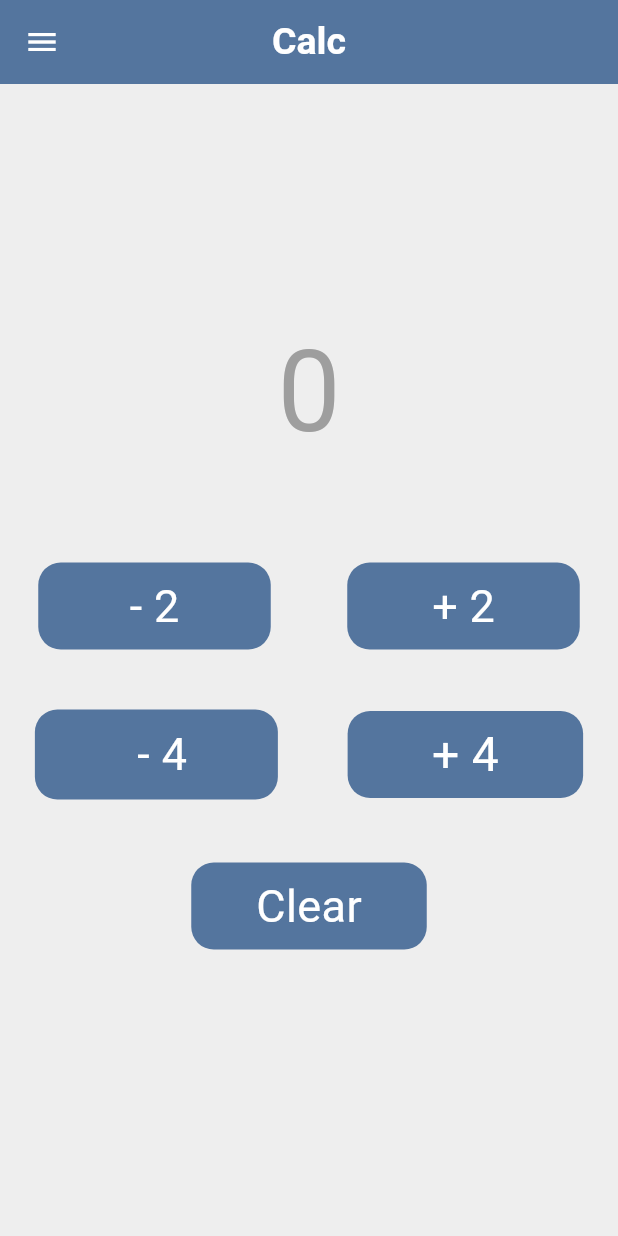
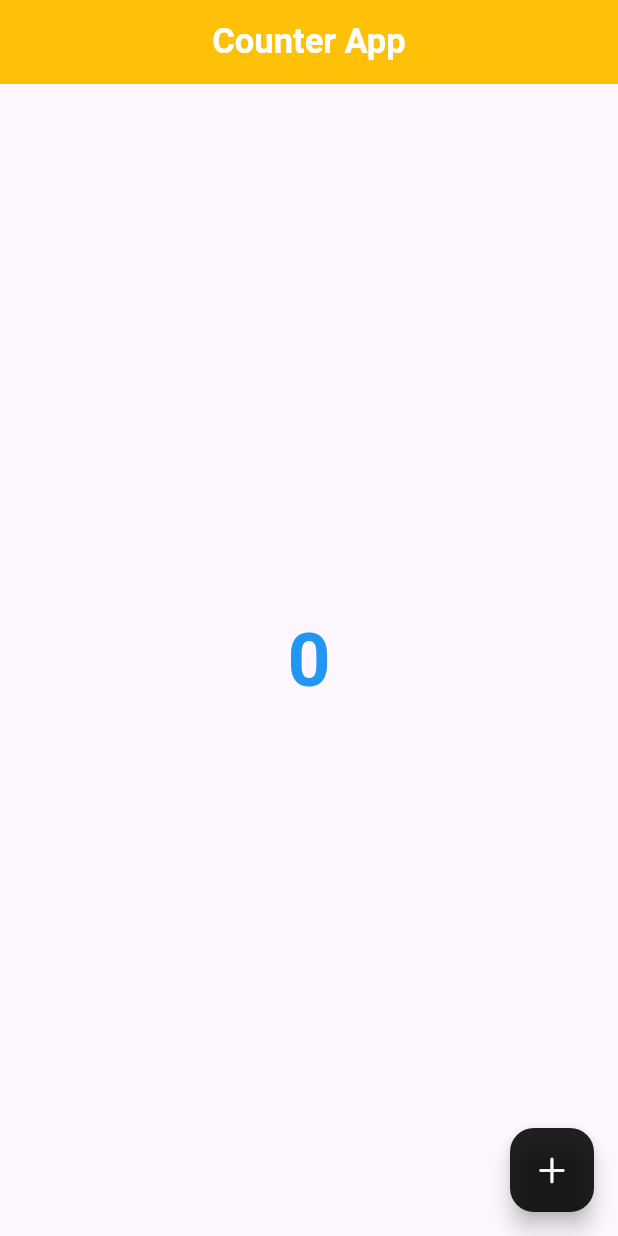
Before and after one commit to sanjuafre123/counter_app_ui, a Flutter app: the screen it shows after launch, on a phone screen of 412 x 824 dp. Run offline on Flutter 3.47's test engine with Material 3 defaults, Android fonts, the phone set to English and light mode, and no system bars.

Commit message:
08/04/2024

```diff
--- /dev/null
+++ b/lib/home/components/Calc.dart
@@ -0,0 +1 @@
+// TODO Implement this library.
--- a/lib/home/componets/Calc.dart
+++ b/lib/home/componets/Calc.dart
@@ -4,9 +4,14 @@ void main() {
   runApp(const calc());
 }
 
-class calc extends StatelessWidget {
+class calc extends StatefulWidget {
   const calc({super.key});
 
+  @override
+  State<calc> createState() => _calcState();
+}
+
+class _calcState extends State<calc> {
   @override
   Widget build(BuildContext context) {
     return const MaterialApp(
@@ -24,9 +29,9 @@ class homePage extends StatefulWidget {
 }
 
 class homePageState extends State<homePage> {
-  @override
   State<homePage> creatState() => homePageState();
 
+  @override
   Widget build(BuildContext context) {
     return SafeArea(
       child: Scaffold(
--- a/lib/home/componets/Counter_App.dart
+++ b/lib/home/componets/Counter_App.dart
@@ -1,8 +1,8 @@
+import 'package:flutter/cupertino.dart';
 import 'package:flutter/material.dart';
-import 'package:flutter/cupertino.dart';
 
 void main() {
-  runApp(CounterApp());
+  runApp(const CounterApp());
 }
 
 class CounterApp extends StatelessWidget {
@@ -24,42 +24,40 @@ class homePage extends StatefulWidget {
   State<homePage> createState() => _homePageState();
 }
 
-
-class homePageState extends State<homePage>{
-
+class _homePageState extends State<homePage> {
   @override
-  Widget build(BuildContext context){
+  Widget build(BuildContext context) {
     return SafeArea(
       child: Scaffold(
         appBar: AppBar(
           centerTitle: true,
-          title:const Text(
+          title: const Text(
             'Counter App',
-            style: TextStyle(color: Colors.black,fontSize: 25,fontWeight: FontWeight.bold),
+            style: TextStyle(
+                fontSize: 23, fontWeight: FontWeight.bold, color: Colors.white),
           ),
+          backgroundColor: Colors.amber,
         ),
-        backgroundColor: Colors.amberAccent,
         body: Center(
           child: Text(
             '$count',
-            style:const TextStyle(
-                fontWeight: FontWeight.bold,
-                fontSize: 50,
-                color: Colors.black
+            style: const TextStyle(
+              fontSize: 50,
+              fontWeight: FontWeight.bold,
+              color: Colors.amber,
             ),
           ),
         ),
         floatingActionButton: FloatingActionButton(
-          backgroundColor: Colors.black87,
+          backgroundColor: Colors.amber,
           onPressed: (){
             setState(() {
               count++;
             });
           },
-          child:const Icon(CupertinoIcons.add,color: Colors.white,),
+          child: const Icon(CupertinoIcons.add,color: Colors.white),
         ),
       ),
-
     );
   }
 }
--- a/lib/main.dart
+++ b/lib/main.dart
@@ -1,12 +1,12 @@
+import 'package:flutter/cupertino.dart';
 import 'package:flutter/material.dart';
-import 'package:flutter/cupertino.dart';
 
 void main() {
-  runApp(const calc());
+  runApp(const CounterApp());
 }
 
-class calc extends StatelessWidget {
-  const calc({super.key});
+class CounterApp extends StatelessWidget {
+  const CounterApp({super.key});
 
   @override
   Widget build(BuildContext context) {
@@ -21,183 +21,41 @@ class homePage extends StatefulWidget {
   const homePage({super.key});
 
   @override
-  State<homePage> createState() => homePageState();
+  State<homePage> createState() => _homePageState();
 }
 
-class homePageState extends State<homePage> {
+class _homePageState extends State<homePage> {
   @override
-  State<homePage> creatState() => homePageState();
-
   Widget build(BuildContext context) {
     return SafeArea(
       child: Scaffold(
         appBar: AppBar(
-        backgroundColor: const Color(0xFF54759e),
-        leading: const Icon(Icons.menu, color: Colors.white),
           centerTitle: true,
           title: const Text(
-          'Calc',
+            'Counter App',
             style: TextStyle(
-              color: Colors.white, fontSize: 25, fontWeight: FontWeight.bold),
+                fontSize: 23, fontWeight: FontWeight.bold, color: Colors.white),
           ),
+          backgroundColor: Colors.amber,
         ),
-      backgroundColor: const Color(0xFFeeeeee),
-      body: Column(
-        children: [
-          const SizedBox(height: 152),
-          Center(
+        body: Center(
           child: Text(
             '$count',
             style: const TextStyle(
-                fontSize: 75,
-                fontWeight: FontWeight.w400,
-                color: Color(0xFF9E9E9E),
+              fontSize: 50,
+              fontWeight: FontWeight.bold,
+              color: Colors.blue,
             ),
           ),
         ),
-          const SizedBox(height: 60),
-          Row(
-            mainAxisAlignment: MainAxisAlignment.spaceAround,
-            children: [
-              InkWell(
-                onTap: () {
+        floatingActionButton: FloatingActionButton(
+          backgroundColor: Colors.black87,
+          onPressed: (){
             setState(() {
-                    count -= 2;
+              count++;
             });
           },
-                child: Container(
-                  height: 58,
-                  width: 155,
-                  decoration: BoxDecoration(
-                    color: const Color(0xFF54759e),
-                    borderRadius: BorderRadius.circular(15),
-                  ),
-                  alignment: Alignment.center,
-                  child: const Text(
-                    '- 2',
-                    style: TextStyle(
-                      fontSize: 30,
-                      fontWeight: FontWeight.w400,
-                      color: Colors.white,
-                    ),
-                  ),
-                ),
-              ),
-              InkWell(
-                onTap: () {
-                  setState(() {
-                    count += 2;
-                  });
-                },
-                child: Container(
-                  height: 58,
-                  width: 155,
-                  decoration: BoxDecoration(
-                    color: const Color(0xFF54759e),
-                    borderRadius: BorderRadius.circular(15),
-                  ),
-                  alignment: Alignment.center,
-                  child: const Text(
-                    '+ 2',
-                    style: TextStyle(
-                      fontSize: 30,
-                      fontWeight: FontWeight.w400,
-                      color: Colors.white,
-                    ),
-                  ),
-                ),
-              ),
-            ],
-          ),
-          const SizedBox(
-            height: 40,
-          ),
-          Row(
-            mainAxisAlignment: MainAxisAlignment.spaceAround,
-            children: [
-              InkWell(
-                onTap: () {
-                  setState(() {
-                    count -= 4;
-                  });
-                },
-                child: Container(
-                  height: 60,
-                  width: 162,
-                  decoration: BoxDecoration(
-                    color: const Color(0xFF54759E),
-                    borderRadius: BorderRadius.circular(15),
-                  ),
-                  alignment: Alignment.center,
-                  child: const Text(
-                    ' - 4',
-                    style: TextStyle(
-                      color: Colors.white,
-                      fontWeight: FontWeight.w400,
-                      fontSize: 30,
-                    ),
-                  ),
-                ),
-              ),
-              InkWell(
-                onTap: () {
-                  setState(() {
-                    count += 4;
-                  });
-                },
-                child: Container(
-                  height: 58,
-                  width: 157,
-                  decoration: BoxDecoration(
-                    color: Color(0xff54759E),
-                    borderRadius: BorderRadius.circular(15),
-                  ),
-                  alignment: Alignment.center,
-                  child:const Text(
-                    '+ 4',
-                    style: TextStyle(
-                        fontWeight: FontWeight.w400,
-                        fontSize: 32,
-                        color: Colors.white),
-                  ),
-                ),
-              ),
-            ],
-          ),
-
-          const SizedBox(height: 42,),
-          Row(
-            mainAxisAlignment: MainAxisAlignment.center,
-            children: [
-              InkWell(
-                onTap: () {
-                  setState(() {
-                    count = 0;
-                  });
-                },
-                child: Container(
-                  height: 58,
-                  width: 157,
-                  decoration: BoxDecoration(
-                    color:const Color(0xff54759E),
-                    borderRadius: BorderRadius.circular(15),
-                  ),
-                  alignment: Alignment.center,
-                  child:const Text(
-                    'Clear',
-                    style: TextStyle(
-                        fontWeight: FontWeight.w400,
-                        fontSize: 30,
-                        color: Colors.white),
-                  ),
-                ),
-              ),
-            ],
-          ),
-
-
-
-            ],
+          child: const Icon(CupertinoIcons.add,color: Colors.white),
         ),
       ),
     );
```
Lines whose indentation alone changed are shown as unchanged.
